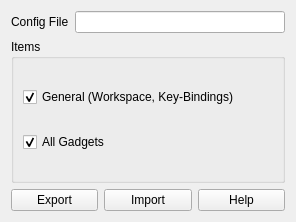
Old version of the form ground/src/plugins/importexport/importexportgadgetwidget.ui in the repository openpilot/OpenPilot.
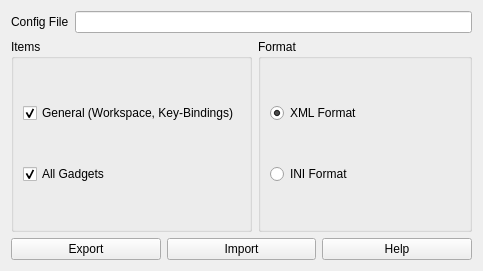
New version of the form.

Commit message: OP-99 GCS, Import/Export Plugin: Support for XML-File Format.

What changed in the file:
```diff
--- a/ground/src/plugins/importexport/importexportgadgetwidget.ui
+++ b/ground/src/plugins/importexport/importexportgadgetwidget.ui
@@ -6,15 +6,15 @@
    <rect>
     <x>0</x>
     <y>0</y>
-    <width>296</width>
-    <height>222</height>
+    <width>483</width>
+    <height>271</height>
    </rect>
   </property>
   <property name="windowTitle">
    <string>Form</string>
   </property>
-  <layout class="QVBoxLayout" name="verticalLayout_2">
-   <item>
+  <layout class="QGridLayout" name="gridLayout_2">
+   <item row="0" column="0" colspan="2">
     <layout class="QHBoxLayout" name="horizontalLayout_2">
      <item>
       <widget class="QLabel" name="label">
@@ -28,8 +28,8 @@
      </item>
     </layout>
    </item>
-   <item>
-    <widget class="QGroupBox" name="groupBox">
+   <item row="1" column="0">
+    <widget class="QGroupBox" name="groupBoxItems">
      <property name="title">
       <string>Items</string>
      </property>
@@ -57,7 +57,7 @@
      </layout>
     </widget>
    </item>
-   <item>
+   <item row="2" column="0" colspan="2">
     <layout class="QHBoxLayout" name="horizontalLayout">
      <item>
       <widget class="QPushButton" name="exportButton">
@@ -82,6 +82,32 @@
      </item>
     </layout>
    </item>
+   <item row="1" column="1">
+    <widget class="QGroupBox" name="groupBoxFormat">
+     <property name="title">
+      <string>Format</string>
+     </property>
+     <layout class="QVBoxLayout" name="verticalLayout_2">
+      <item>
+       <widget class="QRadioButton" name="radioButtonXmlFormat">
+        <property name="text">
+         <string>XML Format</string>
+        </property>
+        <property name="checked">
+         <bool>true</bool>
+        </property>
+       </widget>
+      </item>
+      <item>
+       <widget class="QRadioButton" name="radioButtonIniFormat">
+        <property name="text">
+         <string>INI Format</string>
+        </property>
+       </widget>
+      </item>
+     </layout>
+    </widget>
+   </item>
   </layout>
  </widget>
  <resources/>
```
Left out of the diff: 2 changed lines with no effect on the pictures. The commit also changes 4 other files.
